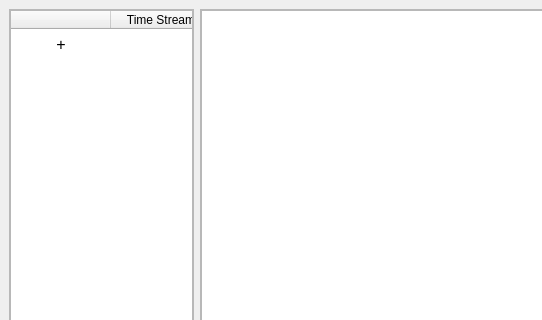
Before: the Qt Designer form util/derandui.ui in borevitzlab/timestreamlib, drawn with Qt 5; both pictures show x 0 to 542 and y 0 to 320 of the 949 by 773 pixel window.
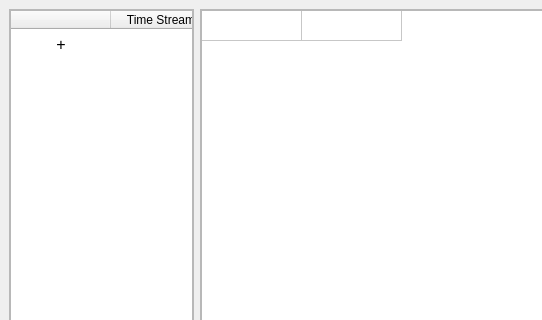
After: the same form once the commit is applied.

Commit message: Populate first column when adding a timestream

```diff
--- a/util/derandui.ui
+++ b/util/derandui.ui
@@ -197,6 +197,27 @@
              <verstretch>1</verstretch>
             </sizepolicy>
            </property>
+           <property name="selectionMode">
+            <enum>QAbstractItemView::NoSelection</enum>
+           </property>
+           <property name="rowCount">
+            <number>1</number>
+           </property>
+           <property name="columnCount">
+            <number>2</number>
+           </property>
+           <attribute name="horizontalHeaderVisible">
+            <bool>false</bool>
+           </attribute>
+           <attribute name="horizontalHeaderStretchLastSection">
+            <bool>false</bool>
+           </attribute>
+           <attribute name="verticalHeaderVisible">
+            <bool>false</bool>
+           </attribute>
+           <row/>
+           <column/>
+           <column/>
           </widget>
          </item>
         </layout>
```
Left out of the diff: 28 changed lines with no effect on the pictures. The commit also changes 2 other files.
